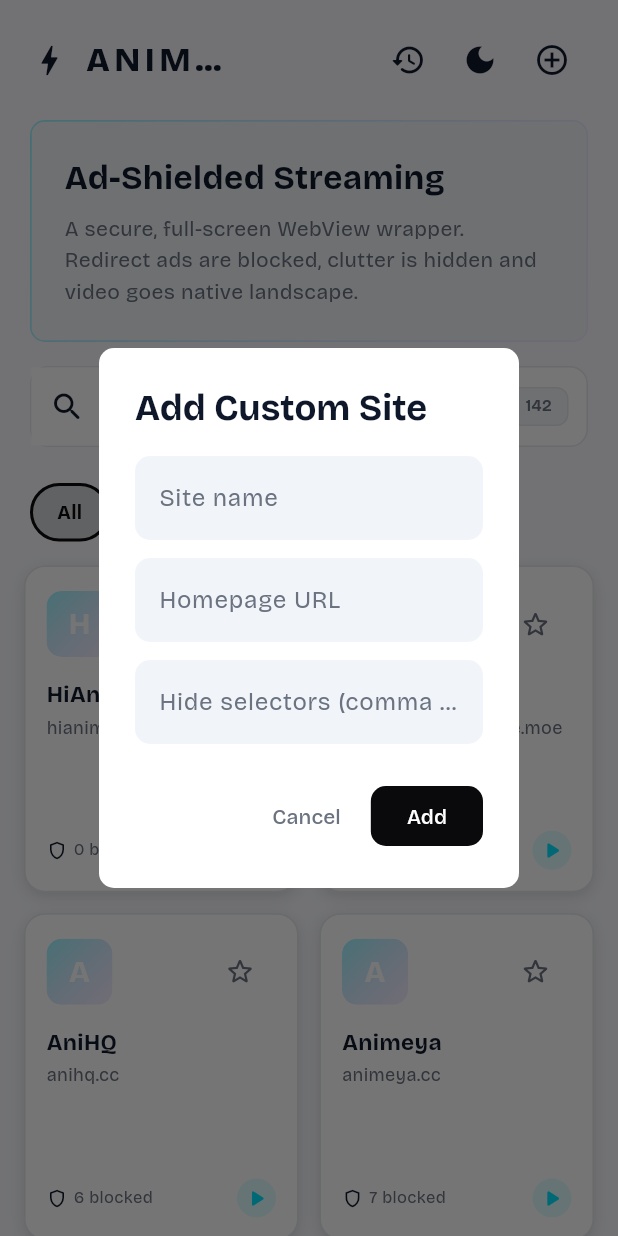
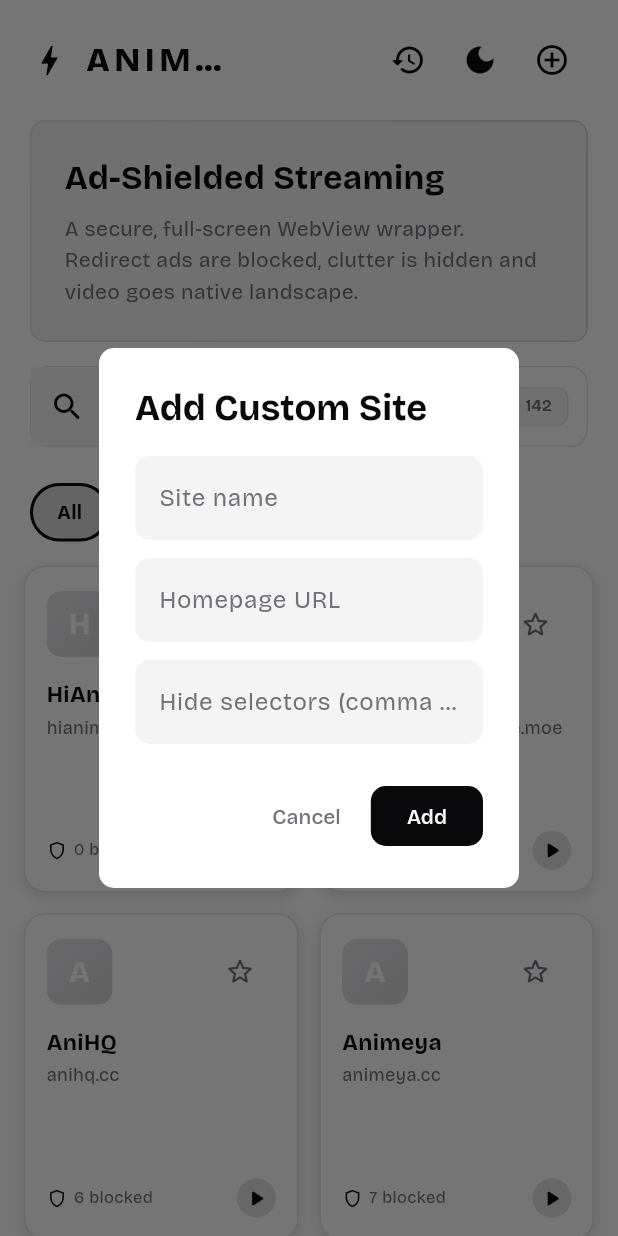
Before and after one commit to ayoubzulfiqar/animedives, a Flutter app: the screen it shows after launch, after a tap on the "brightness auto" icon, after a tap on the "add circle outline" icon, on a phone screen of 412 x 824 dp. Run offline on Flutter 3.47's test engine with Material 3 defaults, Android fonts, the phone set to English and light mode, and no system bars; our stand-ins replace get, google_fonts, shared_preferences, wakelock_plus, webview_flutter; missing offline and left inert: webview_flutter_android; network calls fail.

Commit message:
feat(theme): transition to Pure Monochrome Minimalist AMOLED palette with zero elevation

```diff
--- a/lib/themes.dart
+++ b/lib/themes.dart
@@ -1,39 +1,45 @@
 import 'package:flutter/material.dart';
 import 'package:google_fonts/google_fonts.dart';
 
-/// Core brand color tokens for the Electric Cyber Glassmorphism design system.
-const Color kBrandCyan = Color(0xFF00E5FF); // Electric Cyan
-const Color kBrandPurple = Color(0xFFB388FF); // Cyber Violet
-const Color kBrandObsidian = Color(0xFF08080A); // AMOLED True Black Base
-const Color kBrandNeonCrimson = Color(0xFFFF3366); // 18+ Warning / Error Accent
+/// Core brand color tokens for the Pure Monochrome Minimalist design system.
+const Color kMonochromeBlack = Color(0xFF000000); // True AMOLED Black Base
+const Color kMonochromeWhite = Color(0xFFFFFFFF); // Pure Crisp White
+const Color kMonochromeCrimson = Color(
+  0xFFFF453A,
+); // 18+ Warning / Error Accent
 
-/// Signature vibrant linear gradient applied to glowing cards, borders,
-/// hero buttons, and active indicators.
+// Aliases kept for compatibility
+const Color kBrandCyan = kMonochromeWhite;
+const Color kBrandPurple = Color(0xFFA1A1AA);
+const Color kBrandObsidian = kMonochromeBlack;
+const Color kBrandNeonCrimson = kMonochromeCrimson;
+
+/// Signature elegant monochrome gradient applied to subtle highlights and active indicators.
 const LinearGradient animedivesCyberGradient = LinearGradient(
-  colors: [kBrandCyan, kBrandPurple],
+  colors: [Color(0xFFFFFFFF), Color(0xFFA1A1AA)],
   begin: Alignment.topLeft,
   end: Alignment.bottomRight,
 );
 
-/// Adaptive border gradient that transitions with theme mode, providing a
-/// crisp luminous outline in dark mode and clean cyber slate in light mode.
+/// Adaptive subtle border gradient that transitions with theme mode, providing a
+/// crisp flat outline in dark mode and clean slate in light mode (zero elevation).
 LinearGradient animedivesBorderGradient(BuildContext context) {
   final isDark = Theme.of(context).brightness == Brightness.dark;
   if (isDark) {
     return const LinearGradient(
-      colors: [Color(0x9900E5FF), Color(0x33B388FF)],
+      colors: [Color(0xFF333338), Color(0xFF1E1E22)],
       begin: Alignment.topLeft,
       end: Alignment.bottomRight,
     );
   }
   return const LinearGradient(
-    colors: [Color(0x6600E5FF), Color(0x22B388FF)],
+    colors: [Color(0xFFE4E4E7), Color(0xFFD4D4D8)],
     begin: Alignment.topLeft,
     end: Alignment.bottomRight,
   );
 }
 
-/// Extra design tokens for the Electric Cyber Glassmorphism system.
+/// Extra design tokens for the Pure Monochrome design system.
 @immutable
 class AnimedivesColors extends ThemeExtension<AnimedivesColors> {
   final Color mutedForeground;
@@ -117,31 +123,31 @@ class AnimedivesColors extends ThemeExtension<AnimedivesColors> {
 }
 
 const AnimedivesColors lightAnimedivesColors = AnimedivesColors(
-  mutedForeground: Color(0xFF6B7280),
-  border: Color(0xFFE5E7EB),
-  input: Color(0xFFF3F4F6),
-  accent: Color(0xFF00E5FF),
-  accentForeground: Color(0xFF000000),
-  destructive: Color(0xFFFF3366),
+  mutedForeground: Color(0xFF71717A),
+  border: Color(0xFFE4E4E7),
+  input: Color(0xFFF4F4F5),
+  accent: Color(0xFF09090B),
+  accentForeground: Color(0xFFFFFFFF),
+  destructive: Color(0xFFDC2626),
   destructiveForeground: Color(0xFFFFFFFF),
-  cyanAccent: kBrandCyan,
-  purpleAccent: kBrandPurple,
+  cyanAccent: Color(0xFF09090B),
+  purpleAccent: Color(0xFF71717A),
   cardSurface: Color(0xFFFFFFFF),
-  cardBorder: Color(0xFFE5E7EB),
+  cardBorder: Color(0xFFE4E4E7),
 );
 
 const AnimedivesColors darkAnimedivesColors = AnimedivesColors(
-  mutedForeground: Color(0xFF9CA3AF),
-  border: Color(0xFF22222E),
-  input: Color(0xFF14141B),
-  accent: Color(0xFF00E5FF),
+  mutedForeground: Color(0xFF8E8E93),
+  border: Color(0xFF242428),
+  input: Color(0xFF141416),
+  accent: Color(0xFFFFFFFF),
   accentForeground: Color(0xFF000000),
-  destructive: Color(0xFFFF3366),
+  destructive: Color(0xFFFF453A),
   destructiveForeground: Color(0xFFFFFFFF),
-  cyanAccent: kBrandCyan,
-  purpleAccent: kBrandPurple,
-  cardSurface: Color(0xDD121218),
-  cardBorder: Color(0x3300E5FF),
+  cyanAccent: Color(0xFFFFFFFF),
+  purpleAccent: Color(0xFFA1A1AA),
+  cardSurface: Color(0xFF0E0E10),
+  cardBorder: Color(0xFF26262B),
 );
 
 const AnimedivesColors _lightAnimedives = lightAnimedivesColors;
@@ -154,20 +160,20 @@ TextTheme _bricolage(TextTheme base) =>
 final ThemeData lightTheme = ThemeData(
   useMaterial3: true,
   brightness: Brightness.light,
-  scaffoldBackgroundColor: const Color(0xFFF8F9FD),
+  scaffoldBackgroundColor: const Color(0xFFFFFFFF),
   colorScheme: ColorScheme.light(
-    primary: const Color(0xFF0A0A0C),
+    primary: const Color(0xFF09090B),
     onPrimary: const Color(0xFFFFFFFF),
-    secondary: const Color(0xFF6366F1),
-    onSecondary: const Color(0xFFFFFFFF),
+    secondary: const Color(0xFFF4F4F5),
+    onSecondary: const Color(0xFF09090B),
     surface: const Color(0xFFFFFFFF),
-    onSurface: const Color(0xFF0F172A),
-    surfaceContainerHighest: const Color(0xFFF1F5F9),
-    error: kBrandNeonCrimson,
+    onSurface: const Color(0xFF09090B),
+    surfaceContainerHighest: const Color(0xFFF4F4F5),
+    error: kMonochromeCrimson,
     onError: const Color(0xFFFFFFFF),
-    outline: const Color(0xFFCBD5E1),
-    outlineVariant: const Color(0xFFE2E8F0),
-    inverseSurface: const Color(0xFF0A0A0C),
+    outline: const Color(0xFFE4E4E7),
+    outlineVariant: const Color(0xFFF4F4F5),
+    inverseSurface: const Color(0xFF09090B),
     inversePrimary: const Color(0xFFFFFFFF),
   ),
   extensions: const <ThemeExtension<dynamic>>[_lightAnimedives],
@@ -175,18 +181,21 @@ final ThemeData lightTheme = ThemeData(
   appBarTheme: const AppBarTheme(
     backgroundColor: Colors.transparent,
     elevation: 0,
-    foregroundColor: Color(0xFF0F172A),
+    scrolledUnderElevation: 0,
+    foregroundColor: Color(0xFF09090B),
   ),
+  cardTheme: const CardThemeData(elevation: 0, color: Color(0xFFFFFFFF)),
   elevatedButtonTheme: ElevatedButtonThemeData(
     style: ElevatedButton.styleFrom(
-      backgroundColor: const Color(0xFF0A0A0C),
+      backgroundColor: const Color(0xFF09090B),
       foregroundColor: const Color(0xFFFFFFFF),
       shape: RoundedRectangleBorder(borderRadius: BorderRadius.circular(10)),
       elevation: 0,
+      shadowColor: Colors.transparent,
     ),
   ),
   inputDecorationTheme: InputDecorationTheme(
-    fillColor: const Color(0xFFFFFFFF),
+    fillColor: const Color(0xFFF4F4F5),
     filled: true,
     border: OutlineInputBorder(
       borderRadius: BorderRadius.circular(10),
@@ -198,20 +207,20 @@ final ThemeData lightTheme = ThemeData(
 final ThemeData darkTheme = ThemeData(
   useMaterial3: true,
   brightness: Brightness.dark,
-  // Deep AMOLED Obsidian base.
-  scaffoldBackgroundColor: kBrandObsidian,
+  // Deep AMOLED Pure Black base.
+  scaffoldBackgroundColor: kMonochromeBlack,
   colorScheme: ColorScheme.dark(
-    primary: kBrandCyan,
+    primary: const Color(0xFFFFFFFF),
     onPrimary: const Color(0xFF000000),
-    secondary: kBrandPurple,
-    onSecondary: const Color(0xFF000000),
-    surface: const Color(0xFF101015),
+    secondary: const Color(0xFF18181B),
+    onSecondary: const Color(0xFFFFFFFF),
+    surface: const Color(0xFF000000),
     onSurface: const Color(0xFFFFFFFF),
-    surfaceContainerHighest: const Color(0xFF161620),
-    error: kBrandNeonCrimson,
+    surfaceContainerHighest: const Color(0xFF141416),
+    error: kMonochromeCrimson,
     onError: const Color(0xFFFFFFFF),
-    outline: const Color(0xFF262635),
-    outlineVariant: const Color(0xFF333345),
+    outline: const Color(0xFF27272A),
+    outlineVariant: const Color(0xFF3F3F46),
     inverseSurface: const Color(0xFFFFFFFF),
     inversePrimary: const Color(0xFF000000),
   ),
@@ -220,18 +229,21 @@ final ThemeData darkTheme = ThemeData(
   appBarTheme: const AppBarTheme(
     backgroundColor: Colors.transparent,
     elevation: 0,
+    scrolledUnderElevation: 0,
     foregroundColor: Color(0xFFFFFFFF),
   ),
+  cardTheme: const CardThemeData(elevation: 0, color: Color(0xFF0E0E10)),
   elevatedButtonTheme: ElevatedButtonThemeData(
     style: ElevatedButton.styleFrom(
-      backgroundColor: kBrandCyan,
+      backgroundColor: const Color(0xFFFFFFFF),
       foregroundColor: const Color(0xFF000000),
       shape: RoundedRectangleBorder(borderRadius: BorderRadius.circular(10)),
       elevation: 0,
+      shadowColor: Colors.transparent,
     ),
   ),
   inputDecorationTheme: InputDecorationTheme(
-    fillColor: const Color(0xFF14141B),
+    fillColor: const Color(0xFF141416),
     filled: true,
     border: OutlineInputBorder(
       borderRadius: BorderRadius.circular(10),
```
Also changed, not shown: 1 other file.
